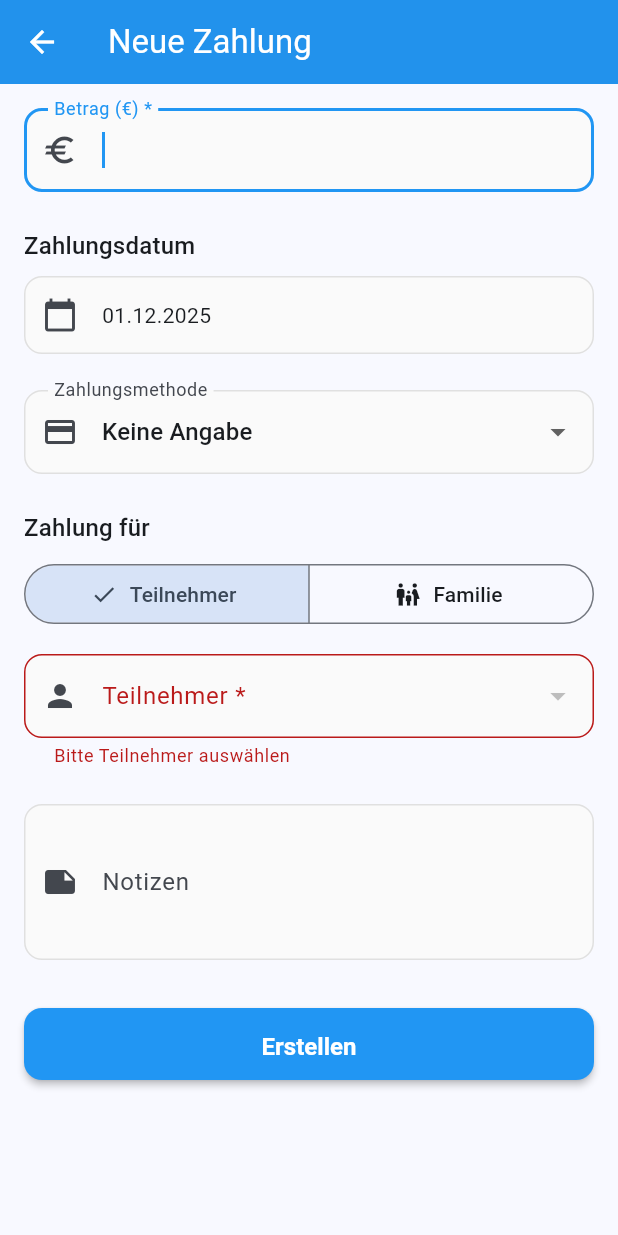
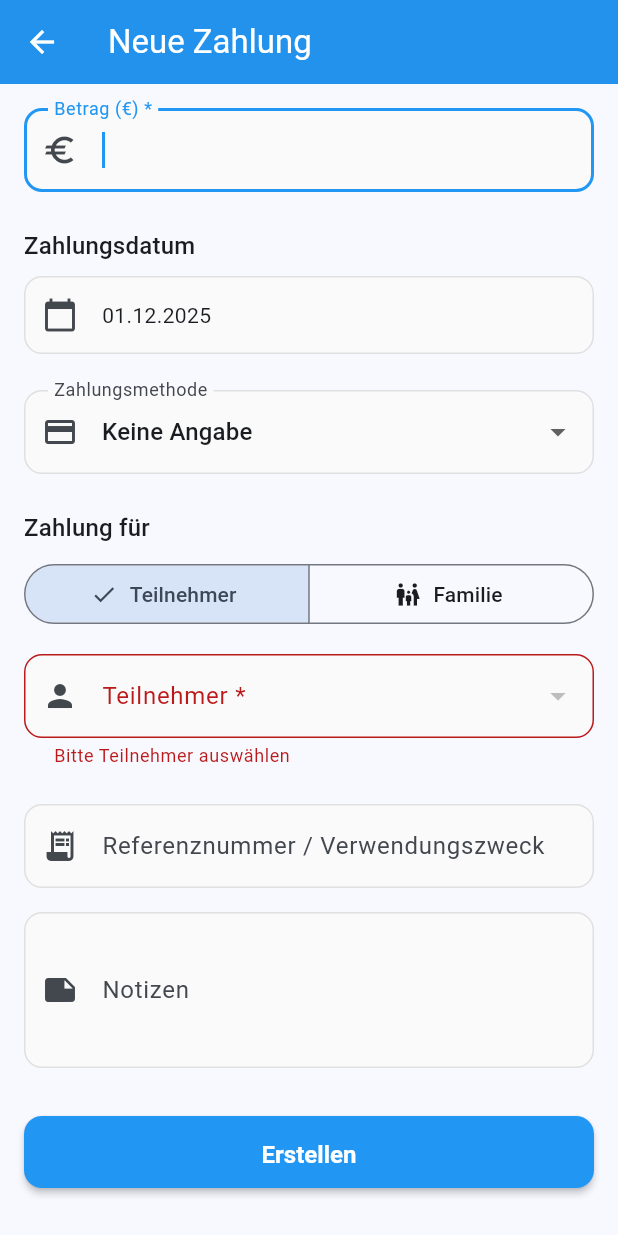
Before and after one commit to ptC7H12/Freizeitkasse, a Flutter app: the PaymentFormScreen screen opened directly, after a tap on "Erstellen", on a phone screen of 412 x 824 dp. Run offline on Flutter 3.47's test engine with Material 3 defaults, Android fonts, the phone set to English and light mode, and no system bars; our stand-ins replace drift, file_picker, fl_chart, flutter_riverpod, logger, pdf and 1 more; missing offline and left inert: excel; accounts and stored records are empty; generated files the repository leaves out were written again.

Commit message:
Erweitere Zahlungs- und Ausgaben-Management
Zahlungs-Management (Payments):
- Füge referenceNumber Feld in DB-Tabelle hinzu
- Erweitere payment_repository mit referenceNumber Parameter
- Füge Referenznummer/Verwendungszweck Feld in payment_form hinzu

Ausgaben-Management (Expenses):
- Füge neue DB-Felder hinzu: referenceNumber, paidBy, receiptFile, reimbursed
- Erweitere expense_repository mit allen neuen Parametern
- Füge UI-Felder in expense_form hinzu:
  * Referenznummer (interne Referenz)
  * Bezahlt von (wer hat ausgelegt)
  * Erstattet Switch (Erstattungs-Status)

WICHTIG: Nach diesem Commit muss `flutter pub run build_runner build --delete-conflicting-outputs`
ausgeführt werden, um die Datenbank-Klassen neu zu generieren!

```diff
--- a/lib/data/database/app_database.dart
+++ b/lib/data/database/app_database.dart
@@ -88,6 +88,7 @@ class Payments extends Table {
   RealColumn get amount => real()();
   DateTimeColumn get paymentDate => dateTime()();
   TextColumn get paymentMethod => text().withLength(max: 50).nullable()();
+  TextColumn get referenceNumber => text().withLength(max: 100).nullable()();
   TextColumn get notes => text().nullable()();
   BoolColumn get isActive => boolean().withDefault(const Constant(true))();
   DateTimeColumn get createdAt => dateTime().withDefault(currentDateAndTime)();
@@ -105,6 +106,10 @@ class Expenses extends Table {
   TextColumn get receiptNumber => text().withLength(max: 100).nullable()();
   TextColumn get vendor => text().withLength(max: 200).nullable()();
   TextColumn get paymentMethod => text().withLength(max: 50).nullable()();
+  TextColumn get referenceNumber => text().withLength(max: 100).nullable()();
+  TextColumn get paidBy => text().withLength(max: 200).nullable()();
+  TextColumn get receiptFile => text().nullable()();
+  BoolColumn get reimbursed => boolean().withDefault(const Constant(false))();
   TextColumn get notes => text().nullable()();
   BoolColumn get isActive => boolean().withDefault(const Constant(true))();
   DateTimeColumn get createdAt => dateTime().withDefault(currentDateAndTime)();
--- a/lib/data/repositories/payment_repository.dart
+++ b/lib/data/repositories/payment_repository.dart
@@ -42,6 +42,7 @@ class PaymentRepository {
     required double amount,
     required DateTime paymentDate,
     String? paymentMethod,
+    String? referenceNumber,
     String? notes,
   }) {
     return _db.into(_db.payments).insert(
@@ -52,6 +53,7 @@ class PaymentRepository {
             amount: amount,
             paymentDate: paymentDate,
             paymentMethod: Value(paymentMethod),
+            referenceNumber: Value(referenceNumber),
             notes: Value(notes),
           ),
         );
@@ -63,6 +65,7 @@ class PaymentRepository {
     double? amount,
     DateTime? paymentDate,
     String? paymentMethod,
+    String? referenceNumber,
     String? notes,
   }) {
     return _db.update(_db.payments).replace(
@@ -73,6 +76,8 @@ class PaymentRepository {
                 paymentDate != null ? Value(paymentDate) : const Value.absent(),
             paymentMethod:
                 paymentMethod != null ? Value(paymentMethod) : const Value.absent(),
+            referenceNumber:
+                referenceNumber != null ? Value(referenceNumber) : const Value.absent(),
             notes: notes != null ? Value(notes) : const Value.absent(),
             updatedAt: Value(DateTime.now()),
           ),
--- a/lib/screens/payments/payment_form_screen.dart
+++ b/lib/screens/payments/payment_form_screen.dart
@@ -33,6 +33,7 @@ class _PaymentFormScreenState extends ConsumerState<PaymentFormScreen> {
 
   // Form Controllers
   final _amountController = TextEditingController();
+  final _referenceNumberController = TextEditingController();
   final _notesController = TextEditingController();
 
   // Form State
@@ -72,6 +73,7 @@ class _PaymentFormScreenState extends ConsumerState<PaymentFormScreen> {
           _amountController.text = payment.amount.toStringAsFixed(2);
           _paymentDate = payment.paymentDate;
           _paymentMethod = payment.paymentMethod;
+          _referenceNumberController.text = payment.referenceNumber ?? '';
           _notesController.text = payment.notes ?? '';
           _selectedParticipantId = payment.participantId;
           _selectedFamilyId = payment.familyId;
@@ -90,6 +92,7 @@ class _PaymentFormScreenState extends ConsumerState<PaymentFormScreen> {
   @override
   void dispose() {
     _amountController.dispose();
+    _referenceNumberController.dispose();
     _notesController.dispose();
     super.dispose();
   }
@@ -219,6 +222,18 @@ class _PaymentFormScreenState extends ConsumerState<PaymentFormScreen> {
               _buildFamilyDropdown(),
 
             const SizedBox(height: AppConstants.spacingL),
+
+            // Referenznummer
+            TextFormField(
+              controller: _referenceNumberController,
+              decoration: const InputDecoration(
+                labelText: 'Referenznummer / Verwendungszweck',
+                prefixIcon: Icon(Icons.receipt_long),
+                hintText: 'z.B. Rechnung-2024-001',
+              ),
+            ),
+
+            const SizedBox(height: AppConstants.spacing),
 
             // Notizen
             TextFormField(
@@ -370,6 +385,9 @@ class _PaymentFormScreenState extends ConsumerState<PaymentFormScreen> {
           amount: amount,
           paymentDate: _paymentDate,
           paymentMethod: _paymentMethod,
+          referenceNumber: _referenceNumberController.text.isNotEmpty
+              ? _referenceNumberController.text
+              : null,
           notes: _notesController.text.isNotEmpty ? _notesController.text : null,
         );
 
@@ -384,6 +402,9 @@ class _PaymentFormScreenState extends ConsumerState<PaymentFormScreen> {
           amount: amount,
           paymentDate: _paymentDate,
           paymentMethod: _paymentMethod,
+          referenceNumber: _referenceNumberController.text.isNotEmpty
+              ? _referenceNumberController.text
+              : null,
           notes: _notesController.text.isNotEmpty ? _notesController.text : null,
         );
 
```
Also changed, not shown: lib/data/repositories/expense_repository.dart (+16 -0 lines), lib/screens/expenses/expense_form_screen.dart (+45 -0 lines).
